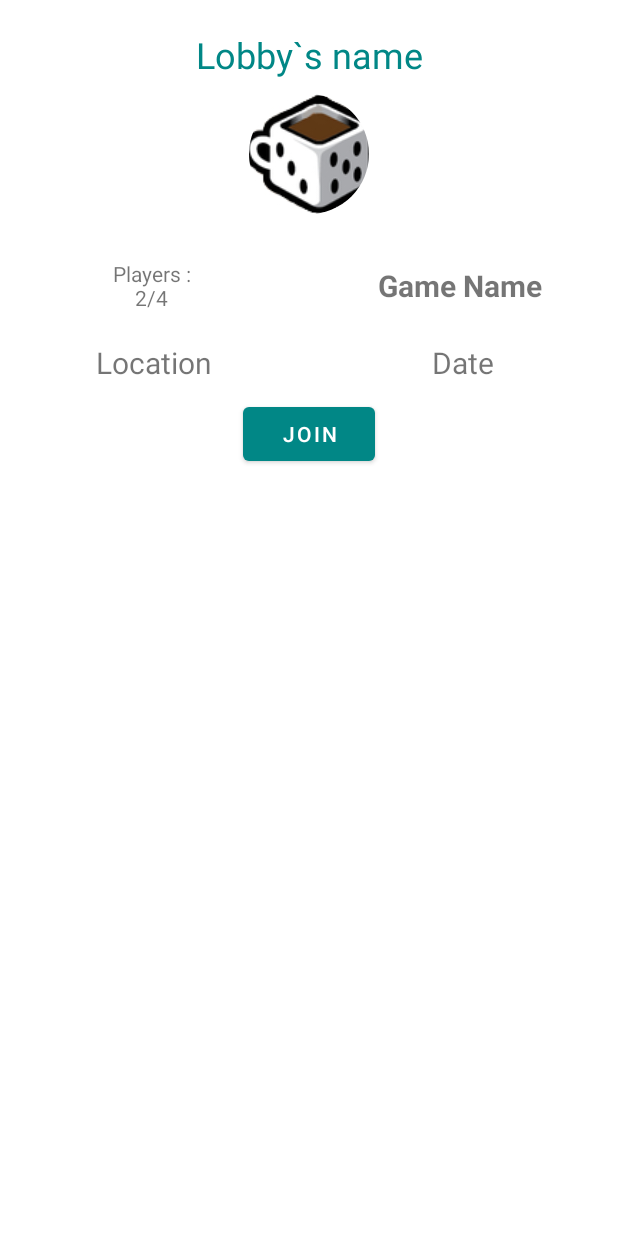
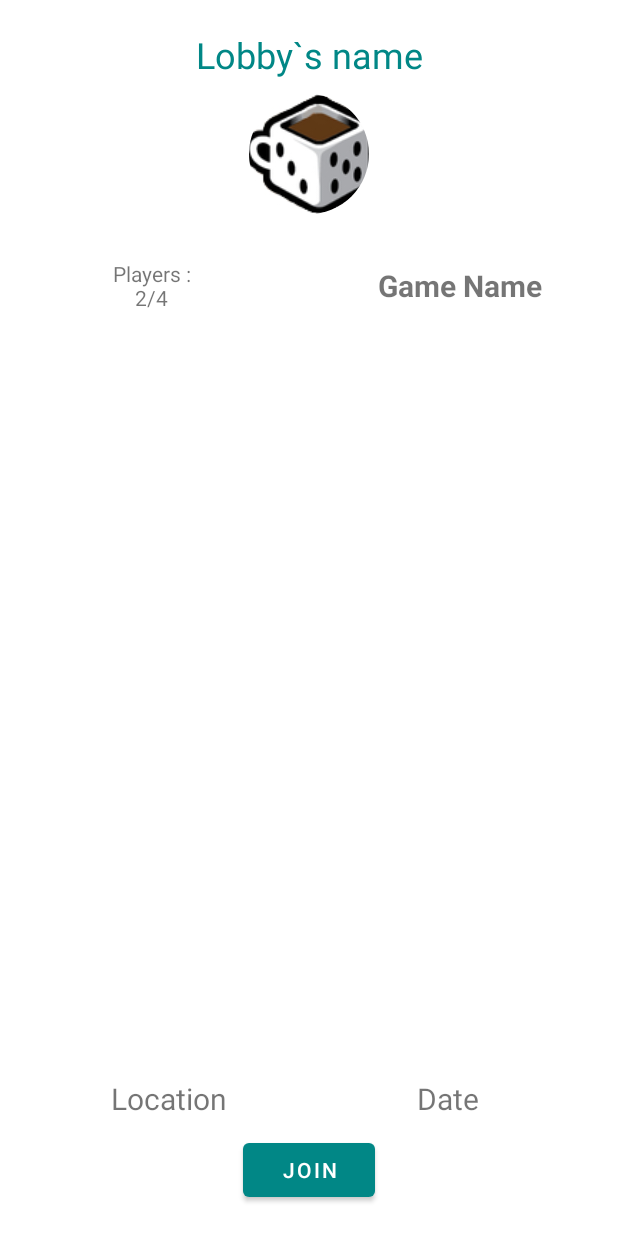
Before and after one commit to liadT22/ImBoard, an Android app: the LobbyScreen screen opened through its navigation route, on a phone screen of 412 x 824 dp. Run offline under Robolectric (Android 15) with nearby library versions, the phone set to English and light mode, and no system bars; our stand-ins replace Firebase (no records; nobody signed in at launch, a user with empty details on screens opened directly); pictures from the network do not load; 4 statements that could not run were skipped.

Commit message:
fixed small ui stuff

```diff
--- a/app/src/main/java/com/example/imboard/repository/FirebaseImpl/AuthRepositoryFirebase.kt
+++ b/app/src/main/java/com/example/imboard/repository/FirebaseImpl/AuthRepositoryFirebase.kt
@@ -56,8 +56,9 @@ class AuthRepositoryFirebase : AuthRepository {
                     firebaseAuth.createUserWithEmailAndPassword(userEmail, userLoginPassword)
                     .await()
                 val userId = registrationResult.user?.uid!!
-                val newUser = User(userName, userEmail,userId)
-                val check = userRef.document(userId).set(newUser).await()
+                val newUser = User(userName, userEmail, userId)
+                userRef.document(userId).set(newUser).await()
+
                 Resource.Success(newUser)
             }
         }
--- a/app/src/main/java/com/example/imboard/ui/all_lobbies/LobbyScreen.kt
+++ b/app/src/main/java/com/example/imboard/ui/all_lobbies/LobbyScreen.kt
@@ -1,24 +1,39 @@
 package com.example.imboard.ui.all_lobbies
 
+import AccountAdapterInLobby
+import android.accounts.AccountManager
 import android.os.Bundle
 import android.view.LayoutInflater
 import android.view.View
 import android.view.ViewGroup
 import androidx.fragment.app.Fragment
+import androidx.recyclerview.widget.GridLayoutManager
 import com.bumptech.glide.Glide
 import com.example.imboard.R
 import com.example.imboard.databinding.LobbyScreenBinding
 import com.example.imboard.model.Lobby
+import com.example.imboard.model.User
+import com.example.imboard.repository.FirebaseImpl.AuthRepository
+import com.example.imboard.ui.recycleViewAccounts.UserManager.accounts
 import com.example.imboard.util.autoCleared
 import com.google.android.material.bottomnavigation.BottomNavigationView
+import com.google.firebase.auth.FirebaseAuth
+import com.example.imboard.repository.FirebaseImpl.AuthRepositoryFirebase
+import il.co.syntax.myapplication.util.Resource
+import kotlinx.coroutines.CoroutineScope
+import kotlinx.coroutines.Dispatchers
+import kotlinx.coroutines.launch
 
 class LobbyScreen : Fragment() {
+    private val coroutineScope = CoroutineScope(Dispatchers.Main)
     private var binding : LobbyScreenBinding by autoCleared()
+    //private lateinit var currentUser : Resource<User>
     override fun onCreateView(
         inflater: LayoutInflater,
         container: ViewGroup?,
         savedInstanceState: Bundle?
     ): View? {
+
         binding = LobbyScreenBinding.inflate(inflater, container, false)
         val lobby: Lobby? = arguments?.getParcelable<Lobby>("lobby")
         if(lobby != null){
@@ -29,6 +44,23 @@ class LobbyScreen : Fragment() {
             binding.lobbyName.text = lobby.lobby_name
         }
         Glide.with(binding.root).load(R.drawable.have_game).circleCrop().into(binding.lobbyGameIcon)
+
+        coroutineScope.launch {
+        }
+
+        if (lobby != null) {
+            val playersCount = lobby.lobby_players.size
+
+            binding.recycler.adapter = AccountAdapterInLobby(lobby.lobby_players)
+            binding.recycler.layoutManager = GridLayoutManager(requireContext(),playersCount)
+
+            binding.lobbyJoinBtn.setOnClickListener{
+                if(lobby.game.max_players<= playersCount) //to check if
+                {
+                  //lobby.lobby_players[playersCount] = lobby.lobby_players[0]// need to change to currentUser().data
+                }
+            }
+        }
 
         return binding.root
     }
--- a/app/src/main/res/layout/lobby_screen.xml
+++ b/app/src/main/res/layout/lobby_screen.xml
@@ -13,8 +13,8 @@
         android:id="@+id/lobby_name"
         android:layout_width="match_parent"
         android:layout_height="wrap_content"
+        android:layout_marginTop="20dp"
         android:gravity="center"
-        android:layout_marginTop="20dp"
         android:text="Lobby`s name"
         android:textColor="@color/teal_700"
         android:textSize="24sp" />
@@ -22,18 +22,18 @@
     <ImageView
         android:id="@+id/lobby_game_icon"
         android:layout_width="80dp"
-            android:layout_marginTop="10dp"
         android:layout_height="80dp"
         android:layout_gravity="center"
+        android:layout_marginTop="10dp"
         android:src="@mipmap/ic_launcher" />
 
 
     <LinearLayout
         android:id="@+id/lobby_infoLayout"
         android:layout_width="match_parent"
-            android:layout_marginTop="30dp"
         android:layout_height="wrap_content"
         android:layout_gravity="center"
+        android:layout_marginTop="30dp"
         android:orientation="horizontal">
 
         <TextView
@@ -54,7 +54,7 @@
             android:gravity="center"
             android:text="Game Name"
             android:textSize="20dp"
-                android:textStyle="bold"/>
+            android:textStyle="bold" />
 
 
     </LinearLayout>
@@ -64,42 +64,60 @@
         android:layout_height="wrap_content"
         android:layout_gravity="center"
         android:gravity="center">
+
         <androidx.recyclerview.widget.RecyclerView
+            android:id="@+id/recycler"
             android:layout_width="match_parent"
-            android:layout_height="wrap_content">
+            android:layout_height="wrap_content"
+            android:layout_margin="30dp">
 
         </androidx.recyclerview.widget.RecyclerView>
+    </RelativeLayout>
 
-    </RelativeLayout>
+    <LinearLayout
+        android:layout_width="match_parent"
+        android:layout_height="match_parent"
+        android:orientation="vertical"
+        android:layout_margin="20dp"
+        android:gravity="bottom">
+
         <LinearLayout
             android:layout_width="match_parent"
             android:layout_height="wrap_content"
+            android:layout_gravity="bottom"
             android:layout_marginTop="20dp"
+            android:gravity="bottom"
             android:orientation="horizontal">
+
             <TextView
+                android:id="@+id/lobby_location_lobby_room"
+                android:layout_width="match_parent"
+                android:layout_height="match_parent"
+                android:layout_weight="1"
+                android:gravity="center"
+                android:text="Location"
+                android:textSize="20sp" />
+
+            <TextView
+                android:id="@+id/lobby_date_lobby_room"
                 android:layout_width="match_parent"
                 android:layout_height="wrap_content"
                 android:layout_weight="1"
                 android:gravity="center"
-            android:id="@+id/lobby_location_lobby_room"
-            android:textSize="20sp"
-            android:text="Location"/>
-        <TextView
-            android:layout_width="match_parent"
-            android:layout_height="wrap_content"
-            android:layout_weight="1"
-            android:gravity="center"
-            android:id="@+id/lobby_date_lobby_room"
-            android:textSize="20sp"
-            android:text="Date"/>
+                android:text="Date"
+                android:textSize="20sp" />
+
 
         </LinearLayout>
 
-
         <Button
+            android:id="@+id/lobby_join_btn"
             android:layout_width="wrap_content"
             android:layout_height="wrap_content"
             android:layout_gravity="center"
-        android:text="Join"
-        android:layout_marginTop="10dp"/>
+            android:layout_marginTop="10dp"
+            android:text="Join" />
     </LinearLayout>
+
+
+</LinearLayout>
```
Also changed, not shown: app/src/main/java/com/example/imboard/ui/recycleViewAccounts/AccountAdapterInLobby.kt (+5 -5 lines), app/src/main/res/layout/account_recycle_in_lobby.xml (+4 -3 lines), app/src/main/res/layout/lobby_recycler_view.xml (+17 -7 lines). Lines whose indentation alone changed are shown as unchanged.
